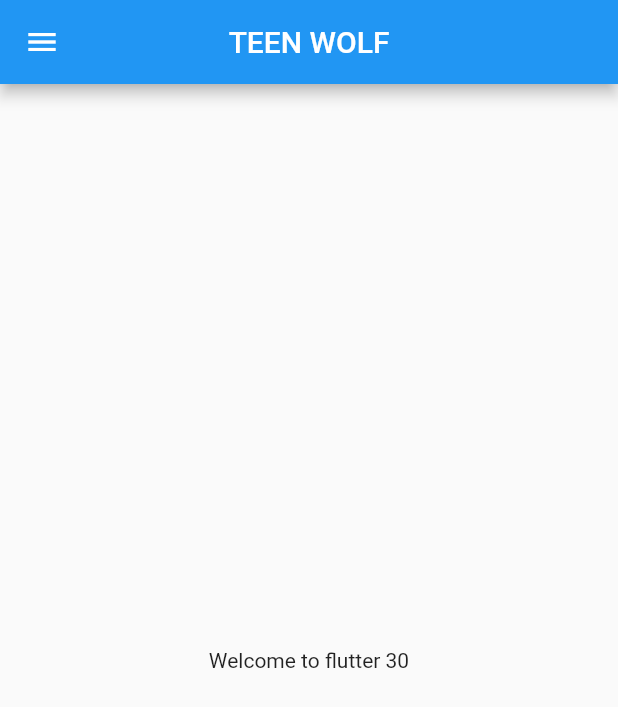
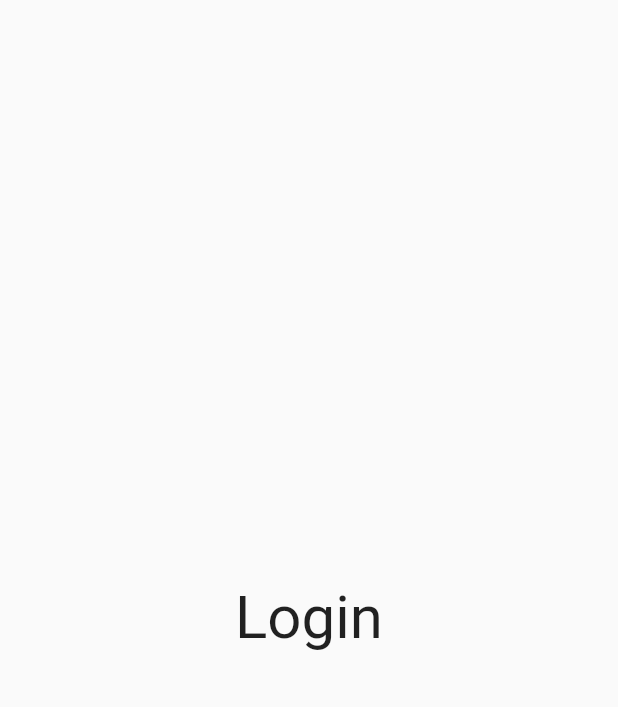
Before and after one commit to Chirag-Jain01/30DaysFlutter-Project, a Flutter app: the screen it shows after launch, on a phone screen of 412 x 824 dp. Shown: the top 707 px of the screen. Run offline on Flutter 3.47's test engine with Material 2 defaults, Android fonts, the phone set to English and light mode, and no system bars.

Commit message:
Day3 Completed

```diff
--- a/lib/main.dart
+++ b/lib/main.dart
@@ -1,5 +1,6 @@
 import 'package:flutter/material.dart';
-import 'package:flutter_catalog/home_page.dart';
+import 'package:flutter_catalog/pages/home_page.dart';
+import 'package:flutter_catalog/pages/login_page.dart';
 
 main(List<String> args) {
   runApp(MyApp());
@@ -13,10 +14,17 @@ class MyApp extends StatefulWidget {
 class _MyAppState extends State<MyApp> {
   @override
   Widget build(BuildContext context) {
-    int days = 30;
     return MaterialApp(
+      themeMode: ThemeMode.light,
+      theme: ThemeData(
+        primarySwatch: Colors.red,
+      ),
+      darkTheme: ThemeData(brightness: Brightness.dark),
       debugShowCheckedModeBanner: false,
-      home: Homepage(),
+      routes: {
+        '/a': (context) => Homepage(),
+        '/': (context) => LoginPage(),
+        },
     );
   }
 }
--- a/lib/home_page.dart
+++ b/lib/pages/home_page.dart
@@ -12,7 +12,7 @@ class _HomepageState extends State<Homepage> {
     return Scaffold(
       appBar: AppBar(
         centerTitle: true,
-        title: Text('TEEN WOLF'),
+        title: Text('TEEN-WOLF'),
       ),
       drawer: Drawer(),
       body: MaterialApp(
--- /dev/null
+++ b/lib/pages/login_page.dart
@@ -0,0 +1,19 @@
+import 'package:flutter/material.dart';
+
+class LoginPage extends StatefulWidget {
+  @override
+  _LoginPageState createState() => _LoginPageState();
+}
+
+class _LoginPageState extends State<LoginPage> {
+  @override
+  Widget build(BuildContext context) {
+    return Material(
+      child: Center(
+        child: Text('Login',style: TextStyle(
+          fontSize: 40,
+        ),),
+      ),
+    );
+  }
+}
```
